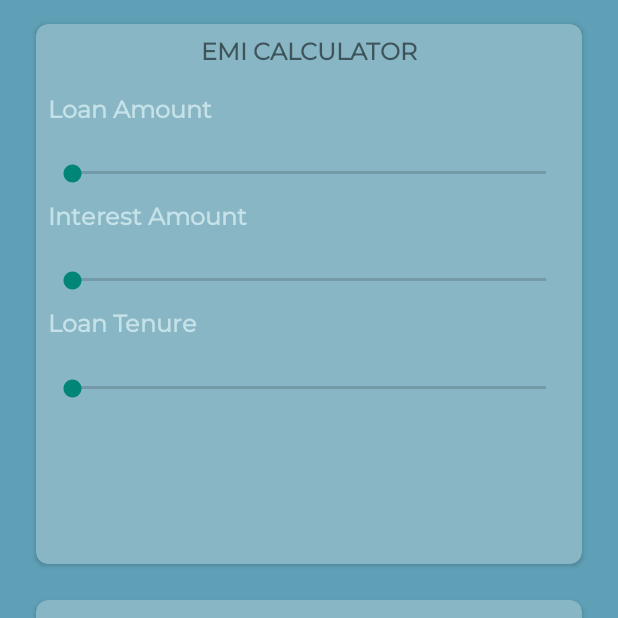
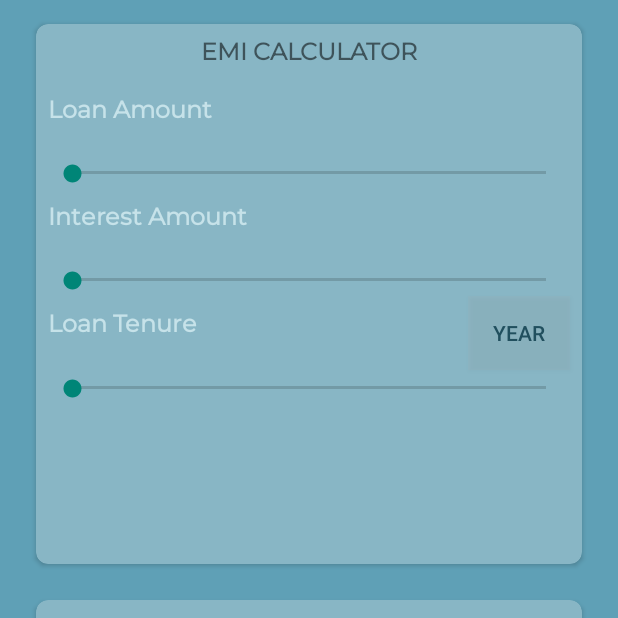
Before and after one commit to jodtribhu/LoanCare-Android-App, an Android app: the screen it shows after launch (emi_calculator), on a phone screen of 412 x 824 dp, the top half of it. Run offline under Robolectric (Android 15) with nearby library versions, the light colour scheme and no system bars; libraries missing offline, so code that uses them is left out: com.ibm.icu, org.eazegraph.lib; plain views replace PieChart; Roboto replaces fonts that are not available here; 3 statements that could not run were skipped.

Commit message:
Commit 24:jODISS COMMIT

```diff
--- a/app/src/main/java/com/aja/loancare/fragment_emi_calculations.java
+++ b/app/src/main/java/com/aja/loancare/fragment_emi_calculations.java
@@ -24,6 +24,7 @@ import android.widget.EditText;
 import android.widget.SeekBar;
 import android.widget.TextView;
 import android.widget.Toast;
+import android.widget.ToggleButton;
 
 import com.ibm.icu.text.NumberFormat;
 import com.ibm.icu.text.RuleBasedNumberFormat;
@@ -61,7 +62,7 @@ public class fragment_emi_calculations extends Fragment {
 
     private static final String TAG = "emi_calculator";
     emi_calculatorlistner listner;
-
+    ToggleButton year_month;
     String currency_code;
     String currency_name;
     String currency_symbol;
@@ -72,6 +73,7 @@ public class fragment_emi_calculations extends Fragment {
     TextView emi_amount;
     TextView inwords_emi;
     java.util.Currency mCurrency;
+    String tenure_type;
     public interface emi_calculatorlistner
     {
         void onInputCalcSent(double principal,int tenure,double rate,double emi);
@@ -81,7 +83,7 @@ public class fragment_emi_calculations extends Fragment {
     public View onCreateView(LayoutInflater inflater, ViewGroup container,
                              Bundle savedInstanceState) {
         v=inflater.inflate(R.layout.fragment_emi, container, false);
-
+        year_month=v.findViewById(R.id.year_month);
         loan_seekbar=v.findViewById(R.id.loan_seekbar);
         loanamt=v.findViewById(R.id.loan_amt);
         interest_seekbar=v.findViewById(R.id.interest_seekbar);
@@ -356,7 +358,7 @@ public class fragment_emi_calculations extends Fragment {
             Log.i(TAG, "onCreateView: inside calculate");
              si_r=i_r;
              sp_amt=p_amt;
-             st=t;
+            st = t;
              i_r=i_r/1200;
              carry=1 + i_r;
              emi_amt = (p_amt * i_r * Math.pow(carry,t))/(Math.pow(carry,t)-1);
--- a/app/src/main/res/layout/fragment_emi.xml
+++ b/app/src/main/res/layout/fragment_emi.xml
@@ -193,9 +193,10 @@
                     android:textSize="16sp"
                     android:textStyle="bold"
                     app:layout_constraintBottom_toBottomOf="@+id/textView3"
-                    app:layout_constraintEnd_toEndOf="parent"
+                    app:layout_constraintEnd_toStartOf="@+id/year_month"
                     app:layout_constraintStart_toStartOf="@+id/interest_rate"
-                    app:layout_constraintTop_toTopOf="@+id/textView3" />
+                    app:layout_constraintTop_toTopOf="@+id/textView3"
+                    app:layout_constraintVertical_bias="1.0" />
 
                 <TextView
                     android:id="@+id/textView4"
@@ -226,6 +227,22 @@
                     android:layout_height="wrap_content"
                     android:orientation="horizontal"
                     app:layout_constraintGuide_begin="271dp" />
+
+                <ToggleButton
+                    android:id="@+id/year_month"
+                    android:layout_width="68dp"
+                    android:layout_height="49dp"
+                    android:layout_marginStart="8dp"
+                    android:layout_marginEnd="8dp"
+                    android:background="#31A2B3B8"
+                    android:textColor="#214F5E"
+                    android:textOff="Year"
+                    android:textOn="M"
+                    app:layout_constraintBottom_toBottomOf="@+id/tenure"
+                    app:layout_constraintEnd_toEndOf="parent"
+                    app:layout_constraintStart_toEndOf="@+id/tenure"
+                    app:layout_constraintTop_toTopOf="@+id/tenure"
+                    app:layout_constraintVertical_bias="0.571" />
 
             </androidx.constraintlayout.widget.ConstraintLayout>
         </androidx.cardview.widget.CardView>
```
